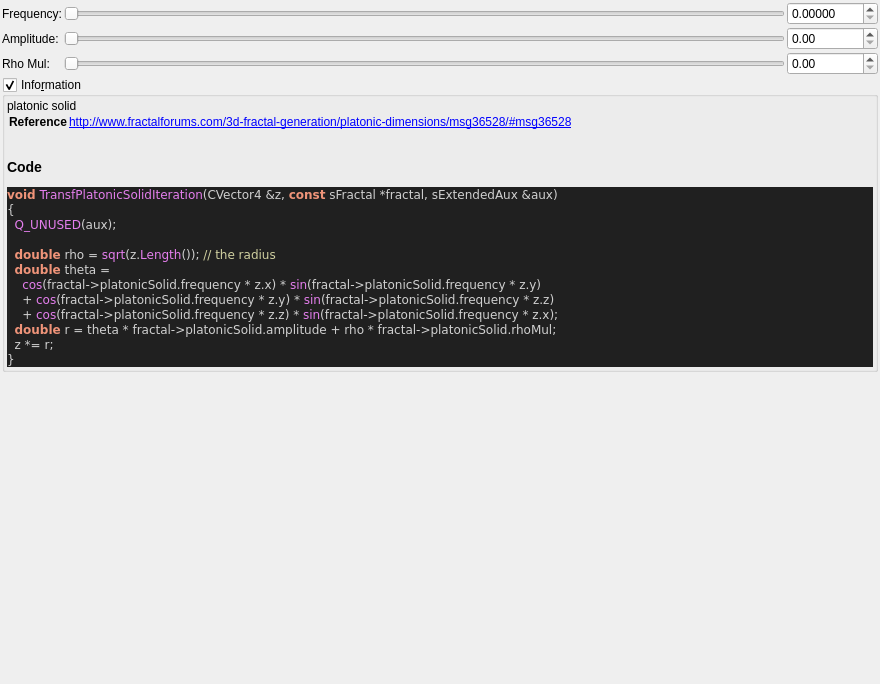
Qt form mandelbulber2/formula/ui/fractal_transf_platonic_solid.ui (buddhi1980/mandelbulber2) before a commit.
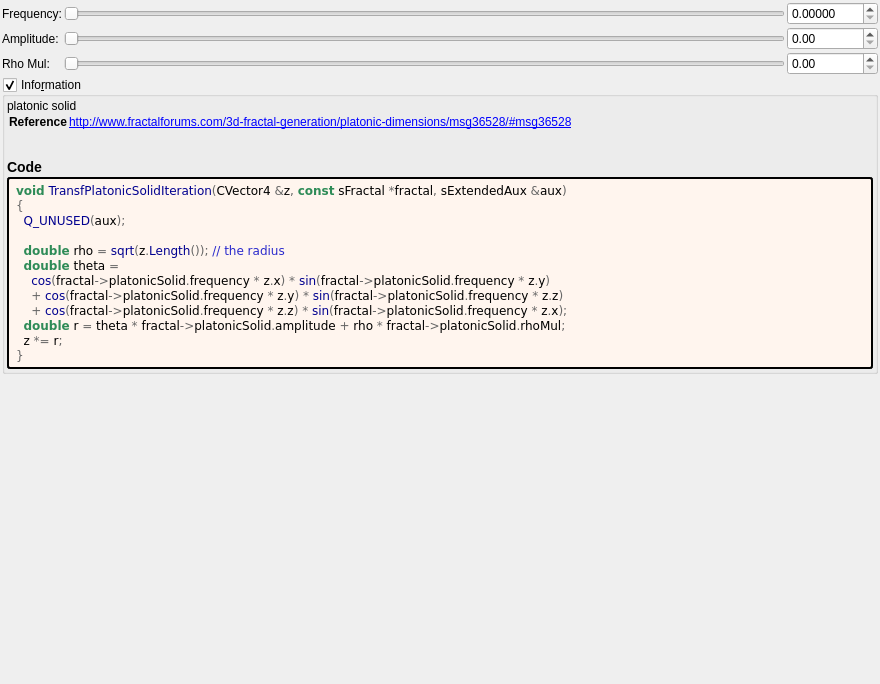
The same form after that commit. Custom widgets are drawn as their Qt base class.

What changed in the file:
```diff
--- a/mandelbulber2/formula/ui/fractal_transf_platonic_solid.ui
+++ b/mandelbulber2/formula/ui/fractal_transf_platonic_solid.ui
@@ -226,26 +226,41 @@
        <number>2</number>
       </property>
       <item>
-       <widget class="QLabel" name="label_code_content">
+	   <widget class="QLabel" name="label_information_general">
         <property name="text">
          <string notr="true">&lt;p&gt;platonic solid&lt;/p&gt;&lt;table&gt;
 &lt;tr&gt;&lt;th&gt;Reference&lt;/th&gt;&lt;td&gt;&lt;a href=&quot;http://www.fractalforums.com/3d-fractal-generation/platonic-dimensions/msg36528/#msg36528&quot;&gt;http://www.fractalforums.com/3d-fractal-generation/platonic-dimensions/msg36528/#msg36528&lt;br&gt;
 &lt;/td&gt;&lt;/tr&gt;
 &lt;/table&gt;
-&lt;h3&gt;Code&lt;/h3&gt;
-&lt;body style=&quot;background-color:#202020&quot;&gt;
-&lt;pre style=&quot;color:#d0d0d0; background-color:#202020;  font-family:'Courier New',monospace;&quot;&gt;&lt;span style=&quot;color:#f09479; font-weight:bold&quot;&gt;void&lt;/span&gt; &lt;span style=&quot;color:#e47eed&quot;&gt;TransfPlatonicSolidIteration&lt;/span&gt;&lt;span style=&quot;color:#d0d0d0&quot;&gt;(&lt;/span&gt;CVector4 &lt;span style=&quot;color:#d0d0d0&quot;&gt;&amp;amp;&lt;/span&gt;z&lt;span style=&quot;color:#d0d0d0&quot;&gt;,&lt;/span&gt; &lt;span style=&quot;color:#f09479; font-weight:bold&quot;&gt;const&lt;/span&gt; sFractal &lt;span style=&quot;color:#d0d0d0&quot;&gt;*&lt;/span&gt;fractal&lt;span style=&quot;color:#d0d0d0&quot;&gt;,&lt;/span&gt; sExtendedAux &lt;span style=&quot;color:#d0d0d0&quot;&gt;&amp;amp;&lt;/span&gt;aux&lt;span style=&quot;color:#d0d0d0&quot;&gt;)&lt;/span&gt;
-&lt;span style=&quot;color:#d0d0d0&quot;&gt;{&lt;/span&gt;
-  &lt;span style=&quot;color:#e47eed&quot;&gt;Q_UNUSED&lt;/span&gt;&lt;span style=&quot;color:#d0d0d0&quot;&gt;(&lt;/span&gt;aux&lt;span style=&quot;color:#d0d0d0&quot;&gt;);&lt;/span&gt;
+&lt;h3&gt;Code&lt;/h3&gt;</string>
+		</property>
+		<property name="wordWrap">
+		 <bool>true</bool>
+		</property>
+		<property name="openExternalLinks">
+		 <bool>true</bool>
+		</property>
+		<property name="textInteractionFlags">
+		 <set>Qt::LinksAccessibleByMouse|Qt::TextSelectableByMouse</set>
+		</property>
+		</widget>
+	   </item>
+	   <item>
+	    <widget class="QLabel" name="label_code_content">
+		 <property name="text">
+		  <string notr="true">&lt;body style=&quot;background-color:#fff5ee&quot;&gt;
+&lt;pre style=&quot;color:#000000; background-color:#fff5ee;  font-family:'Courier New',monospace;&quot;&gt;&lt;span style=&quot;color:#2e8b57; font-weight:bold&quot;&gt;void&lt;/span&gt; &lt;span style=&quot;color:#00008f&quot;&gt;TransfPlatonicSolidIteration&lt;/span&gt;&lt;span style=&quot;color:#676767&quot;&gt;(&lt;/span&gt;CVector4 &lt;span style=&quot;color:#676767&quot;&gt;&amp;amp;&lt;/span&gt;z&lt;span style=&quot;color:#676767&quot;&gt;,&lt;/span&gt; &lt;span style=&quot;color:#2e8b57; font-weight:bold&quot;&gt;const&lt;/span&gt; sFractal &lt;span style=&quot;color:#676767&quot;&gt;*&lt;/span&gt;fractal&lt;span style=&quot;color:#676767&quot;&gt;,&lt;/span&gt; sExtendedAux &lt;span style=&quot;color:#676767&quot;&gt;&amp;amp;&lt;/span&gt;aux&lt;span style=&quot;color:#676767&quot;&gt;)&lt;/span&gt;
+&lt;span style=&quot;color:#676767&quot;&gt;{&lt;/span&gt;
+  &lt;span style=&quot;color:#00008f&quot;&gt;Q_UNUSED&lt;/span&gt;&lt;span style=&quot;color:#676767&quot;&gt;(&lt;/span&gt;aux&lt;span style=&quot;color:#676767&quot;&gt;);&lt;/span&gt;
 
-  &lt;span style=&quot;color:#f09479; font-weight:bold&quot;&gt;double&lt;/span&gt; rho &lt;span style=&quot;color:#d0d0d0&quot;&gt;=&lt;/span&gt; &lt;span style=&quot;color:#e47eed&quot;&gt;sqrt&lt;/span&gt;&lt;span style=&quot;color:#d0d0d0&quot;&gt;(&lt;/span&gt;z&lt;span style=&quot;color:#d0d0d0&quot;&gt;.&lt;/span&gt;&lt;span style=&quot;color:#e47eed&quot;&gt;Length&lt;/span&gt;&lt;span style=&quot;color:#d0d0d0&quot;&gt;());&lt;/span&gt; &lt;span style=&quot;color:#d0d0a0&quot;&gt;// the radius&lt;/span&gt;
-  &lt;span style=&quot;color:#f09479; font-weight:bold&quot;&gt;double&lt;/span&gt; theta &lt;span style=&quot;color:#d0d0d0&quot;&gt;=&lt;/span&gt;
-    &lt;span style=&quot;color:#e47eed&quot;&gt;cos&lt;/span&gt;&lt;span style=&quot;color:#d0d0d0&quot;&gt;(&lt;/span&gt;fractal&lt;span style=&quot;color:#d0d0d0&quot;&gt;-&amp;gt;&lt;/span&gt;platonicSolid&lt;span style=&quot;color:#d0d0d0&quot;&gt;.&lt;/span&gt;frequency &lt;span style=&quot;color:#d0d0d0&quot;&gt;*&lt;/span&gt; z&lt;span style=&quot;color:#d0d0d0&quot;&gt;.&lt;/span&gt;x&lt;span style=&quot;color:#d0d0d0&quot;&gt;) *&lt;/span&gt; &lt;span style=&quot;color:#e47eed&quot;&gt;sin&lt;/span&gt;&lt;span style=&quot;color:#d0d0d0&quot;&gt;(&lt;/span&gt;fractal&lt;span style=&quot;color:#d0d0d0&quot;&gt;-&amp;gt;&lt;/span&gt;platonicSolid&lt;span style=&quot;color:#d0d0d0&quot;&gt;.&lt;/span&gt;frequency &lt;span style=&quot;color:#d0d0d0&quot;&gt;*&lt;/span&gt; z&lt;span style=&quot;color:#d0d0d0&quot;&gt;.&lt;/span&gt;y&lt;span style=&quot;color:#d0d0d0&quot;&gt;)&lt;/span&gt;
-    &lt;span style=&quot;color:#d0d0d0&quot;&gt;+&lt;/span&gt; &lt;span style=&quot;color:#e47eed&quot;&gt;cos&lt;/span&gt;&lt;span style=&quot;color:#d0d0d0&quot;&gt;(&lt;/span&gt;fractal&lt;span style=&quot;color:#d0d0d0&quot;&gt;-&amp;gt;&lt;/span&gt;platonicSolid&lt;span style=&quot;color:#d0d0d0&quot;&gt;.&lt;/span&gt;frequency &lt;span style=&quot;color:#d0d0d0&quot;&gt;*&lt;/span&gt; z&lt;span style=&quot;color:#d0d0d0&quot;&gt;.&lt;/span&gt;y&lt;span style=&quot;color:#d0d0d0&quot;&gt;) *&lt;/span&gt; &lt;span style=&quot;color:#e47eed&quot;&gt;sin&lt;/span&gt;&lt;span style=&quot;color:#d0d0d0&quot;&gt;(&lt;/span&gt;fractal&lt;span style=&quot;color:#d0d0d0&quot;&gt;-&amp;gt;&lt;/span&gt;platonicSolid&lt;span style=&quot;color:#d0d0d0&quot;&gt;.&lt;/span&gt;frequency &lt;span style=&quot;color:#d0d0d0&quot;&gt;*&lt;/span&gt; z&lt;span style=&quot;color:#d0d0d0&quot;&gt;.&lt;/span&gt;z&lt;span style=&quot;color:#d0d0d0&quot;&gt;)&lt;/span&gt;
-    &lt;span style=&quot;color:#d0d0d0&quot;&gt;+&lt;/span&gt; &lt;span style=&quot;color:#e47eed&quot;&gt;cos&lt;/span&gt;&lt;span style=&quot;color:#d0d0d0&quot;&gt;(&lt;/span&gt;fractal&lt;span style=&quot;color:#d0d0d0&quot;&gt;-&amp;gt;&lt;/span&gt;platonicSolid&lt;span style=&quot;color:#d0d0d0&quot;&gt;.&lt;/span&gt;frequency &lt;span style=&quot;color:#d0d0d0&quot;&gt;*&lt;/span&gt; z&lt;span style=&quot;color:#d0d0d0&quot;&gt;.&lt;/span&gt;z&lt;span style=&quot;color:#d0d0d0&quot;&gt;) *&lt;/span&gt; &lt;span style=&quot;color:#e47eed&quot;&gt;sin&lt;/span&gt;&lt;span style=&quot;color:#d0d0d0&quot;&gt;(&lt;/span&gt;fractal&lt;span style=&quot;color:#d0d0d0&quot;&gt;-&amp;gt;&lt;/span&gt;platonicSolid&lt;span style=&quot;color:#d0d0d0&quot;&gt;.&lt;/span&gt;frequency &lt;span style=&quot;color:#d0d0d0&quot;&gt;*&lt;/span&gt; z&lt;span style=&quot;color:#d0d0d0&quot;&gt;.&lt;/span&gt;x&lt;span style=&quot;color:#d0d0d0&quot;&gt;);&lt;/span&gt;
-  &lt;span style=&quot;color:#f09479; font-weight:bold&quot;&gt;double&lt;/span&gt; r &lt;span style=&quot;color:#d0d0d0&quot;&gt;=&lt;/span&gt; theta &lt;span style=&quot;color:#d0d0d0&quot;&gt;*&lt;/span&gt; fractal&lt;span style=&quot;color:#d0d0d0&quot;&gt;-&amp;gt;&lt;/span&gt;platonicSolid&lt;span style=&quot;color:#d0d0d0&quot;&gt;.&lt;/span&gt;amplitude &lt;span style=&quot;color:#d0d0d0&quot;&gt;+&lt;/span&gt; rho &lt;span style=&quot;color:#d0d0d0&quot;&gt;*&lt;/span&gt; fractal&lt;span style=&quot;color:#d0d0d0&quot;&gt;-&amp;gt;&lt;/span&gt;platonicSolid&lt;span style=&quot;color:#d0d0d0&quot;&gt;.&lt;/span&gt;rhoMul&lt;span style=&quot;color:#d0d0d0&quot;&gt;;&lt;/span&gt;
-  z &lt;span style=&quot;color:#d0d0d0&quot;&gt;*=&lt;/span&gt; r&lt;span style=&quot;color:#d0d0d0&quot;&gt;;&lt;/span&gt;
-&lt;span style=&quot;color:#d0d0d0&quot;&gt;}&lt;/span&gt;
+  &lt;span style=&quot;color:#2e8b57; font-weight:bold&quot;&gt;double&lt;/span&gt; rho &lt;span style=&quot;color:#676767&quot;&gt;=&lt;/span&gt; &lt;span style=&quot;color:#00008f&quot;&gt;sqrt&lt;/span&gt;&lt;span style=&quot;color:#676767&quot;&gt;(&lt;/span&gt;z&lt;span style=&quot;color:#676767&quot;&gt;.&lt;/span&gt;&lt;span style=&quot;color:#00008f&quot;&gt;Length&lt;/span&gt;&lt;span style=&quot;color:#676767&quot;&gt;());&lt;/span&gt; &lt;span style=&quot;color:#2929cc&quot;&gt;// the radius&lt;/span&gt;
+  &lt;span style=&quot;color:#2e8b57; font-weight:bold&quot;&gt;double&lt;/span&gt; theta &lt;span style=&quot;color:#676767&quot;&gt;=&lt;/span&gt;
+    &lt;span style=&quot;color:#00008f&quot;&gt;cos&lt;/span&gt;&lt;span style=&quot;color:#676767&quot;&gt;(&lt;/span&gt;fractal&lt;span style=&quot;color:#676767&quot;&gt;-&amp;gt;&lt;/span&gt;platonicSolid&lt;span style=&quot;color:#676767&quot;&gt;.&lt;/span&gt;frequency &lt;span style=&quot;color:#676767&quot;&gt;*&lt;/span&gt; z&lt;span style=&quot;color:#676767&quot;&gt;.&lt;/span&gt;x&lt;span style=&quot;color:#676767&quot;&gt;) *&lt;/span&gt; &lt;span style=&quot;color:#00008f&quot;&gt;sin&lt;/span&gt;&lt;span style=&quot;color:#676767&quot;&gt;(&lt;/span&gt;fractal&lt;span style=&quot;color:#676767&quot;&gt;-&amp;gt;&lt;/span&gt;platonicSolid&lt;span style=&quot;color:#676767&quot;&gt;.&lt;/span&gt;frequency &lt;span style=&quot;color:#676767&quot;&gt;*&lt;/span&gt; z&lt;span style=&quot;color:#676767&quot;&gt;.&lt;/span&gt;y&lt;span style=&quot;color:#676767&quot;&gt;)&lt;/span&gt;
+    &lt;span style=&quot;color:#676767&quot;&gt;+&lt;/span&gt; &lt;span style=&quot;color:#00008f&quot;&gt;cos&lt;/span&gt;&lt;span style=&quot;color:#676767&quot;&gt;(&lt;/span&gt;fractal&lt;span style=&quot;color:#676767&quot;&gt;-&amp;gt;&lt;/span&gt;platonicSolid&lt;span style=&quot;color:#676767&quot;&gt;.&lt;/span&gt;frequency &lt;span style=&quot;color:#676767&quot;&gt;*&lt;/span&gt; z&lt;span style=&quot;color:#676767&quot;&gt;.&lt;/span&gt;y&lt;span style=&quot;color:#676767&quot;&gt;) *&lt;/span&gt; &lt;span style=&quot;color:#00008f&quot;&gt;sin&lt;/span&gt;&lt;span style=&quot;color:#676767&quot;&gt;(&lt;/span&gt;fractal&lt;span style=&quot;color:#676767&quot;&gt;-&amp;gt;&lt;/span&gt;platonicSolid&lt;span style=&quot;color:#676767&quot;&gt;.&lt;/span&gt;frequency &lt;span style=&quot;color:#676767&quot;&gt;*&lt;/span&gt; z&lt;span style=&quot;color:#676767&quot;&gt;.&lt;/span&gt;z&lt;span style=&quot;color:#676767&quot;&gt;)&lt;/span&gt;
+    &lt;span style=&quot;color:#676767&quot;&gt;+&lt;/span&gt; &lt;span style=&quot;color:#00008f&quot;&gt;cos&lt;/span&gt;&lt;span style=&quot;color:#676767&quot;&gt;(&lt;/span&gt;fractal&lt;span style=&quot;color:#676767&quot;&gt;-&amp;gt;&lt;/span&gt;platonicSolid&lt;span style=&quot;color:#676767&quot;&gt;.&lt;/span&gt;frequency &lt;span style=&quot;color:#676767&quot;&gt;*&lt;/span&gt; z&lt;span style=&quot;color:#676767&quot;&gt;.&lt;/span&gt;z&lt;span style=&quot;color:#676767&quot;&gt;) *&lt;/span&gt; &lt;span style=&quot;color:#00008f&quot;&gt;sin&lt;/span&gt;&lt;span style=&quot;color:#676767&quot;&gt;(&lt;/span&gt;fractal&lt;span style=&quot;color:#676767&quot;&gt;-&amp;gt;&lt;/span&gt;platonicSolid&lt;span style=&quot;color:#676767&quot;&gt;.&lt;/span&gt;frequency &lt;span style=&quot;color:#676767&quot;&gt;*&lt;/span&gt; z&lt;span style=&quot;color:#676767&quot;&gt;.&lt;/span&gt;x&lt;span style=&quot;color:#676767&quot;&gt;);&lt;/span&gt;
+  &lt;span style=&quot;color:#2e8b57; font-weight:bold&quot;&gt;double&lt;/span&gt; r &lt;span style=&quot;color:#676767&quot;&gt;=&lt;/span&gt; theta &lt;span style=&quot;color:#676767&quot;&gt;*&lt;/span&gt; fractal&lt;span style=&quot;color:#676767&quot;&gt;-&amp;gt;&lt;/span&gt;platonicSolid&lt;span style=&quot;color:#676767&quot;&gt;.&lt;/span&gt;amplitude &lt;span style=&quot;color:#676767&quot;&gt;+&lt;/span&gt; rho &lt;span style=&quot;color:#676767&quot;&gt;*&lt;/span&gt; fractal&lt;span style=&quot;color:#676767&quot;&gt;-&amp;gt;&lt;/span&gt;platonicSolid&lt;span style=&quot;color:#676767&quot;&gt;.&lt;/span&gt;rhoMul&lt;span style=&quot;color:#676767&quot;&gt;;&lt;/span&gt;
+  z &lt;span style=&quot;color:#676767&quot;&gt;*=&lt;/span&gt; r&lt;span style=&quot;color:#676767&quot;&gt;;&lt;/span&gt;
+&lt;span style=&quot;color:#676767&quot;&gt;}&lt;/span&gt;
 &lt;/pre&gt;
 &lt;/body&gt;</string>
         </property>
@@ -258,6 +273,9 @@
         <property name="textInteractionFlags">
          <set>Qt::LinksAccessibleByMouse|Qt::TextSelectableByMouse</set>
         </property>
+		 <property name="styleSheet">
+		  <string notr="true">border-style: outset; border-width: 2px; border-radius: 3px; border-color: black; background-color: #fff5ee; padding: 4px;</string>
+		  </property>
        </widget>
       </item>
      </layout>
```
Lines whose indentation alone changed are shown as unchanged.
